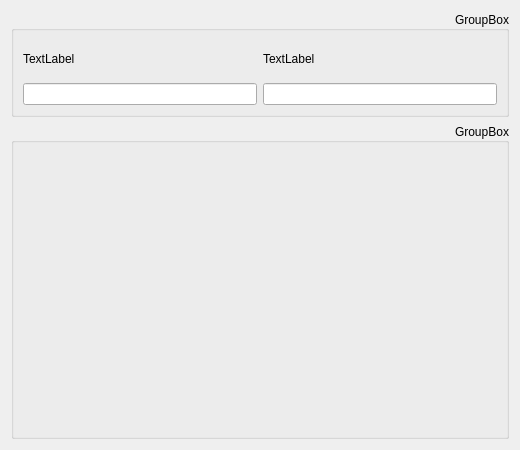
First picture: the form in writeform.ui, repository mohalisad/MPD, before the edit.
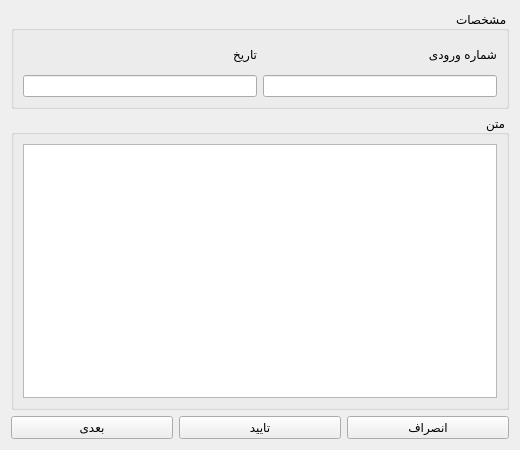
Second picture: the form after the edit.

What changed in the file:
```diff
--- a/writeform.ui
+++ b/writeform.ui
@@ -13,44 +13,47 @@
   <property name="windowTitle">
    <string>Form</string>
   </property>
-  <layout class="QVBoxLayout" name="verticalLayout" stretch="1,3">
+  <property name="layoutDirection">
+   <enum>Qt::RightToLeft</enum>
+  </property>
+  <layout class="QVBoxLayout" name="verticalLayout" stretch="1,3,0">
    <item>
     <widget class="QGroupBox" name="groupBox">
-     <property name="title">
-      <string>GroupBox</string>
+     <property name="layoutDirection">
+      <enum>Qt::RightToLeft</enum>
      </property>
-     <property name="alignment">
-      <set>Qt::AlignRight|Qt::AlignTrailing|Qt::AlignVCenter</set>
+     <property name="title">
+      <string>مشخصات</string>
      </property>
      <layout class="QHBoxLayout" name="horizontalLayout">
-      <item>
-       <layout class="QVBoxLayout" name="verticalLayout_3">
-        <item>
-         <widget class="QLabel" name="label">
-          <property name="text">
-           <string>TextLabel</string>
-          </property>
-         </widget>
-        </item>
-        <item>
-         <widget class="QLineEdit" name="lineEdit_2"/>
-        </item>
-       </layout>
-      </item>
       <item>
        <layout class="QVBoxLayout" name="verticalLayout_2">
         <item>
          <widget class="QLabel" name="label_2">
+          <property name="layoutDirection">
+           <enum>Qt::LeftToRight</enum>
+          </property>
           <property name="text">
-           <string>TextLabel</string>
+           <string>شماره ورودی</string>
           </property>
-          <property name="margin">
-           <number>0</number>
+         </widget>
+        </item>
+        <item>
+         <widget class="QLineEdit" name="number"/>
+        </item>
+       </layout>
+      </item>
+      <item>
+       <layout class="QVBoxLayout" name="verticalLayout_3">
+        <item>
+         <widget class="QLabel" name="label">
+          <property name="text">
+           <string>تاریخ</string>
           </property>
          </widget>
         </item>
         <item>
-         <widget class="QLineEdit" name="lineEdit"/>
+         <widget class="QLineEdit" name="date"/>
         </item>
        </layout>
       </item>
@@ -60,13 +63,40 @@
    <item>
     <widget class="QGroupBox" name="groupBox_2">
      <property name="title">
-      <string>GroupBox</string>
+      <string>متن</string>
      </property>
-     <property name="alignment">
-      <set>Qt::AlignRight|Qt::AlignTrailing|Qt::AlignVCenter</set>
-     </property>
+     <layout class="QHBoxLayout" name="horizontalLayout_2">
+      <item>
+       <widget class="QTextEdit" name="textEdit"/>
+      </item>
+     </layout>
     </widget>
    </item>
+   <item>
+    <layout class="QHBoxLayout" name="horizontalLayout_4">
+     <item>
+      <widget class="QPushButton" name="cancelBut">
+       <property name="text">
+        <string>انصراف</string>
+       </property>
+      </widget>
+     </item>
+     <item>
+      <widget class="QPushButton" name="okBut">
+       <property name="text">
+        <string>تایید</string>
+       </property>
+      </widget>
+     </item>
+     <item>
+      <widget class="QPushButton" name="nextBut">
+       <property name="text">
+        <string>بعدی</string>
+       </property>
+      </widget>
+     </item>
+    </layout>
+   </item>
   </layout>
  </widget>
  <resources/>
```
